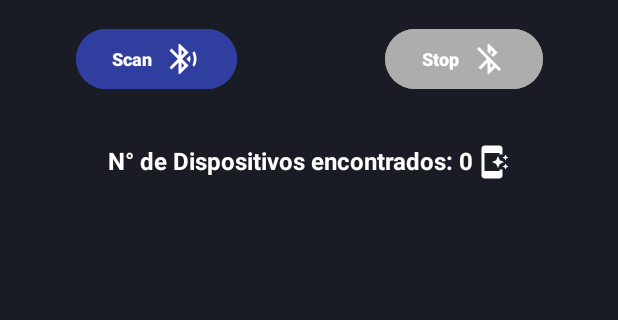
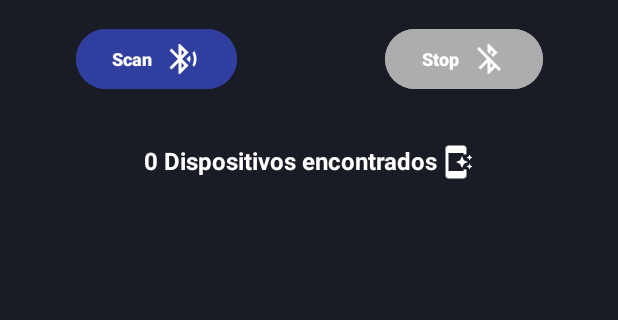
Before and after one commit to SullyvanMoura/bluetooth-signal-seeker, an Android app: the screen it shows after launch (MainActivity), on a phone screen of 412 x 824 dp, the part 65-385 px from its top. Run offline under Robolectric (Android 15) with nearby library versions, the phone set to English and light mode, and no system bars; our stand-ins replace Room's generated code.

Commit message:
melhoria de mensagem de dispositivos encontrados

```diff
--- a/app/src/main/java/com/ufrrj/bluetooth_signal_seeker/MainActivity.java
+++ b/app/src/main/java/com/ufrrj/bluetooth_signal_seeker/MainActivity.java
@@ -89,7 +89,7 @@ public class MainActivity extends AppCompatActivity {
         solicitarAtivacaoLocalizacao();
 
         textViewDevicesNumber = findViewById(R.id.textViewDevicesNumber);
-        textViewDevicesNumber.setText("N° de Dispositivos encontrados: " + dispositivosEncontrados.size());
+        textViewDevicesNumber.setText(dispositivosEncontrados.size() + (" Dispositivos encontrados"));
 
         scanBtn = findViewById(R.id.scanBtn);
         stopBtn = findViewById(R.id.stopBtn);
@@ -141,7 +141,7 @@ public class MainActivity extends AppCompatActivity {
 
                             DispositivoAdapter itemAdapter = new DispositivoAdapter(getApplicationContext(), R.layout.item_dispositivo, dispositivosEncontrados);
                             lv.setAdapter(itemAdapter);
-                            textViewDevicesNumber.setText("N° de Dispositivos encontrados: " + dispositivosEncontrados.size());
+                            textViewDevicesNumber.setText(dispositivosEncontrados.size() + (" Dispositivos encontrados"));
                         }
 
                     }
--- a/app/src/main/res/layout/activity_main.xml
+++ b/app/src/main/res/layout/activity_main.xml
@@ -68,7 +68,7 @@
         android:layout_height="wrap_content"
         android:layout_marginBottom="1dp"
         android:drawableTint="@color/white"
-        android:text="N° de dispositivos encontrados:"
+        android:text="Dispositivos encontrados"
         android:textColor="@color/white"
         android:textSize="16sp"
         android:textStyle="bold"
```
